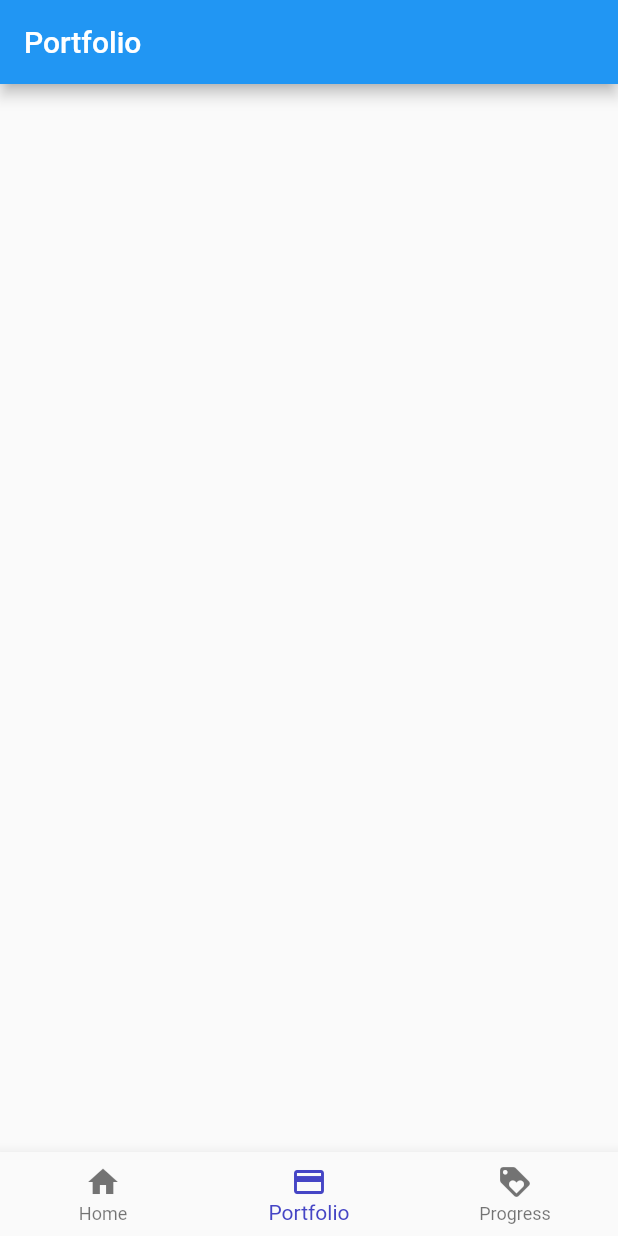
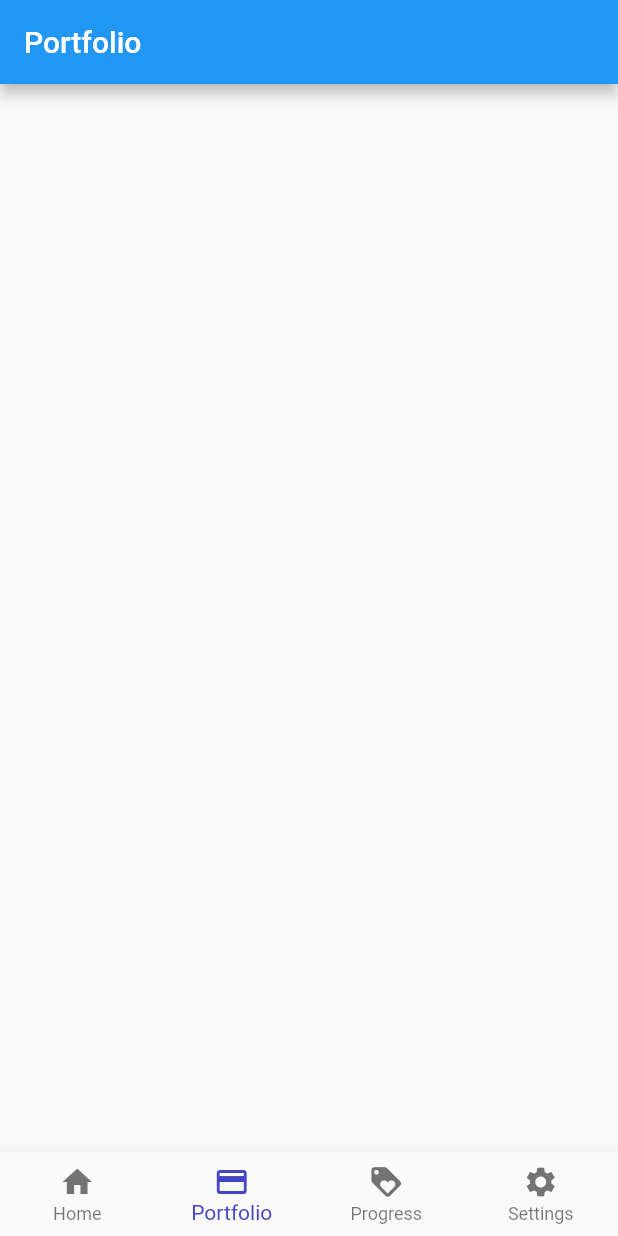
Before and after one commit to sandygudie/NetWorth-app, a Flutter app: the screen it shows after launch, item 2 of the bottom bar chosen, on a phone screen of 412 x 824 dp. Run offline on Flutter 3.47's test engine with Material 2 defaults, Android fonts, the phone set to English and light mode, and no system bars; our stand-ins replace email_validator, flutter_screenutil.

```diff
--- a/lib/ui/navigation/page_navigation/tab_navigation_item.dart
+++ b/lib/ui/navigation/page_navigation/tab_navigation_item.dart
@@ -4,6 +4,7 @@ import 'package:networthapp/ui/Theme/appTheme.dart';
 import 'package:networthapp/ui/views/home_screen/home_screen.dart';
 import 'package:networthapp/ui/views/portfolio_screen/portfolio_screen.dart';
 import 'package:networthapp/ui/views/progress_screen/progress_screen.dart';
+import 'package:networthapp/ui/views/settings/settings_screen.dart';
 
 class TabNavigationItem {
   final Widget page;
@@ -47,5 +48,13 @@ class TabNavigationItem {
             style: TextStyle(fontSize: 12, fontWeight: FontWeight.w600),
           ),
         ),
+        TabNavigationItem(
+          page: SettingsScreen(),
+          icon: Icon(Icons.settings),
+          title: Text(
+            "Settings",
+            style: TextStyle(fontSize: 12, fontWeight: FontWeight.w600),
+          ),
+        ),
       ];
 }
--- a/lib/ui/navigation/page_navigation/tabs_page.dart
+++ b/lib/ui/navigation/page_navigation/tabs_page.dart
@@ -20,6 +20,8 @@ class _TabsPageState extends State<TabsPage> {
         ],
       ),
       bottomNavigationBar: BottomNavigationBar(
+        type: BottomNavigationBarType.fixed,
+        showSelectedLabels: true,
         selectedItemColor: appThemeData.primaryColor,
         currentIndex: _currentIndex,
         onTap: (int index) => setState(() => _currentIndex = index),
```
